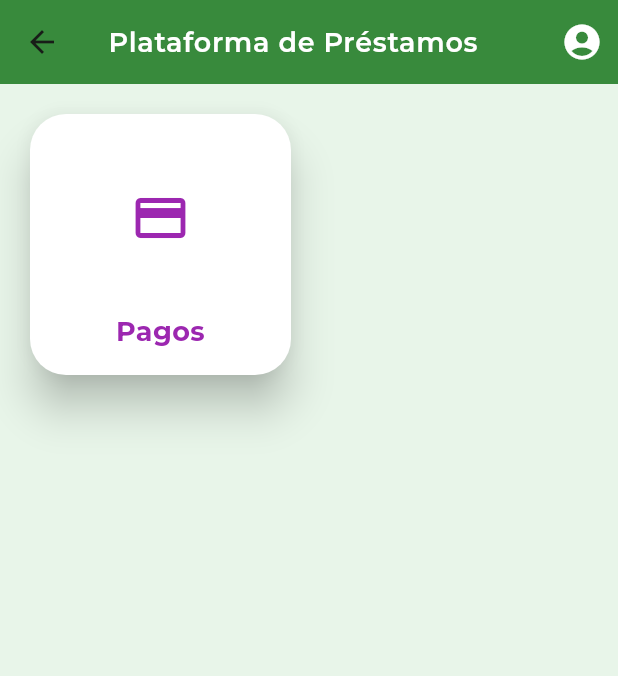
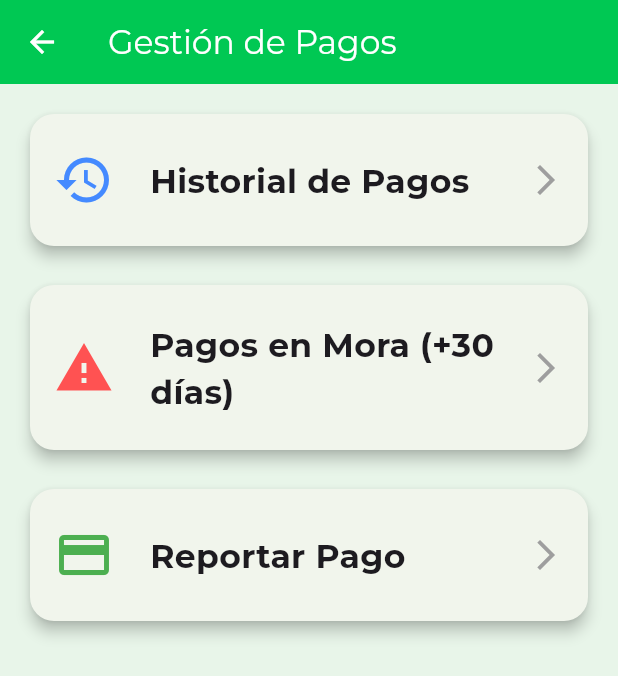
Before and after one commit to jhonatan1043/prestamos-fn, a Flutter app: the DashboardScreen screen opened by its route, after a tap on "Pagos", on a phone screen of 412 x 824 dp. Shown: the top 676 px of the screen. Run offline on Flutter 3.47's test engine with Material 3 defaults, Android fonts, the phone set to English and light mode, and no system bars; our stand-ins replace google_fonts, shared_preferences; accounts and stored records are empty.

Commit message:
registrar cambios del form de pagos

```diff
--- a/lib/features/home/presentation/dashboard_screen.dart
+++ b/lib/features/home/presentation/dashboard_screen.dart
@@ -56,7 +56,7 @@ class _DashboardScreenState extends State<DashboardScreen> {
               title: "Pagos",
               icon: Icons.payment,
               onTap: () {
-                // Acción para ver pagos
+                Navigator.pushNamed(context, '/pagos_dashboard');
               },
             ),
             _DashboardOption(
@@ -72,7 +72,7 @@ class _DashboardScreenState extends State<DashboardScreen> {
               title: "Pagos",
               icon: Icons.payment,
               onTap: () {
-                // Acción para ver pagos
+                Navigator.pushNamed(context, '/pagos_dashboard');
               },
             ),
           ];
--- /dev/null
+++ b/lib/features/pagos/data/pago_repository.dart
@@ -0,0 +1,50 @@
+import 'dart:convert';
+import '../../../core/network/api_service.dart';
+import 'pago_model.dart';
+
+class PagoRepository {
+  final ApiService apiService;
+  PagoRepository(this.apiService);
+
+  Future<List<PagoModel>> getAllPagos() async {
+    final response = await apiService.get('/pagos');
+    if (response.statusCode == 200) {
+      final List<dynamic> data = response.body.isNotEmpty ? jsonDecode(response.body) : [];
+      return data.map((e) => PagoModel.fromJson(e)).toList();
+    }
+    return [];
+  }
+
+  Future<PagoModel?> getPagoById(int id) async {
+    final response = await apiService.get('/pagos/$id');
+    if (response.statusCode == 200) {
+      final Map<String, dynamic> data = response.body.isNotEmpty ? jsonDecode(response.body) : {};
+      return PagoModel.fromJson(data);
+    }
+    return null;
+  }
+
+  Future<String?> reportarPago(PagoModel pago) async {
+    final response = await apiService.post('/pagos', pago.toJson());
+    if (response.statusCode == 201 || response.statusCode == 200) {
+      return null;
+    }
+    return response.body.isNotEmpty ? response.body : 'Error al reportar pago';
+  }
+
+  Future<String?> actualizarPago(int id, PagoModel pago) async {
+    final response = await apiService.put('/pagos/$id', pago.toJson());
+    if (response.statusCode == 200) {
+      return null;
+    }
+    return response.body.isNotEmpty ? response.body : 'Error al actualizar pago';
+  }
+
+  Future<String?> eliminarPago(int id) async {
+    final response = await apiService.delete('/pagos/$id');
+    if (response.statusCode == 200) {
+      return null;
+    }
+    return response.body.isNotEmpty ? response.body : 'Error al eliminar pago';
+  }
+}
--- /dev/null
+++ b/lib/features/pagos/presentation/pagos_dashboard_screen.dart
@@ -0,0 +1,87 @@
+import 'package:flutter/material.dart';
+
+class PagosDashboardScreen extends StatelessWidget {
+  const PagosDashboardScreen({Key? key}) : super(key: key);
+
+  @override
+  Widget build(BuildContext context) {
+    return Scaffold(
+      appBar: AppBar(
+        title: const Text('Gestión de Pagos'),
+        backgroundColor: const Color(0xFF00C853),
+        foregroundColor: Colors.white,
+      ),
+      body: Padding(
+        padding: const EdgeInsets.all(16.0),
+        child: Column(
+          crossAxisAlignment: CrossAxisAlignment.stretch,
+          children: [
+            _DashboardCard(
+              title: 'Historial de Pagos',
+              icon: Icons.history,
+              color: Colors.blueAccent,
+              onTap: () => Navigator.pushNamed(context, '/pagos_historial'),
+            ),
+            const SizedBox(height: 18),
+            _DashboardCard(
+              title: 'Pagos en Mora (+30 días)',
+              icon: Icons.warning,
+              color: Colors.redAccent,
+              onTap: () => Navigator.pushNamed(context, '/pagos_mora'),
+            ),
+            const SizedBox(height: 18),
+            _DashboardCard(
+              title: 'Reportar Pago',
+              icon: Icons.payment,
+              color: Colors.green,
+              onTap: () => Navigator.pushNamed(context, '/pagos_reportar'),
+            ),
+          ],
+        ),
+      ),
+    );
+  }
+}
+
+class _DashboardCard extends StatelessWidget {
+  final String title;
+  final IconData icon;
+  final Color color;
+  final VoidCallback onTap;
+
+  const _DashboardCard({
+    required this.title,
+    required this.icon,
+    required this.color,
+    required this.onTap,
+    Key? key,
+  }) : super(key: key);
+
+  @override
+  Widget build(BuildContext context) {
+    return Card(
+      elevation: 4,
+      shape: RoundedRectangleBorder(borderRadius: BorderRadius.circular(16)),
+      child: InkWell(
+        borderRadius: BorderRadius.circular(16),
+        onTap: onTap,
+        child: Padding(
+          padding: const EdgeInsets.symmetric(vertical: 24, horizontal: 16),
+          child: Row(
+            children: [
+              Icon(icon, size: 40, color: color),
+              const SizedBox(width: 24),
+              Expanded(
+                child: Text(
+                  title,
+                  style: const TextStyle(fontSize: 22, fontWeight: FontWeight.bold),
+                ),
+              ),
+              const Icon(Icons.arrow_forward_ios, color: Colors.grey),
+            ],
+          ),
+        ),
+      ),
+    );
+  }
+}
--- /dev/null
+++ b/lib/features/pagos/presentation/pagos_historial_screen.dart
@@ -0,0 +1,46 @@
+import 'package:flutter/material.dart';
+import '../data/pago_repository.dart';
+import '../data/pago_model.dart';
+import '../../../core/network/api_service.dart';
+
+class PagosHistorialScreen extends StatelessWidget {
+  const PagosHistorialScreen({Key? key}) : super(key: key);
+
+  @override
+  Widget build(BuildContext context) {
+    final repo = PagoRepository(ApiService(baseUrl: 'https://prestamos-bk.onrender.com'));
+    return Scaffold(
+      appBar: AppBar(
+        title: const Text('Historial de Pagos'),
+        backgroundColor: const Color(0xFF00C853),
+        foregroundColor: Colors.white,
+      ),
+      body: FutureBuilder<List<PagoModel>>(
+        future: repo.getAllPagos(),
+        builder: (context, snapshot) {
+          if (!snapshot.hasData) {
+            return const Center(child: CircularProgressIndicator());
+          }
+          final pagos = snapshot.data!;
+          if (pagos.isEmpty) {
+            return const Center(child: Text('No hay pagos registrados.'));
+          }
+          return ListView.builder(
+            itemCount: pagos.length,
+            itemBuilder: (context, index) {
+              final pago = pagos[index];
+              return Card(
+                margin: const EdgeInsets.symmetric(horizontal: 16, vertical: 8),
+                child: ListTile(
+                  leading: const Icon(Icons.check_circle, color: Colors.green),
+                  title: Text('Préstamo ID: ${pago.prestamoId}'),
+                  subtitle: Text('Fecha: ${pago.fecha.toLocal().toString().split(' ')[0]}\nMonto: ${pago.monto}'),
+                ),
+              );
+            },
+          );
+        },
+      ),
+    );
+  }
+}
--- a/lib/main.dart
+++ b/lib/main.dart
@@ -8,6 +8,10 @@ import 'features/clientes/presentation/cliente_list_screen.dart';
 import 'features/clientes/presentation/cliente_register_screen.dart';
 import 'features/prestamos/presentation/prestamo_list_screen.dart';
 import 'features/prestamos/presentation/prestamo_create_screen.dart';
+import 'features/pagos/presentation/pagos_dashboard_screen.dart';
+import 'features/pagos/presentation/pagos_historial_screen.dart';
+import 'features/pagos/presentation/pagos_mora_screen.dart';
+import 'features/pagos/presentation/pagos_reportar_screen.dart';
 import 'core/utils/session_manager.dart';
 import 'package:google_fonts/google_fonts.dart';
 
@@ -70,6 +74,11 @@ class PrestamosApp extends StatelessWidget {
         '/cliente_list': (context) => const ClienteListScreen(),
         '/cliente_register': (context) => const ClienteRegisterScreen(),
         '/cliente_edit': (context) => throw UnimplementedError('Use Navigator.push with arguments for ClienteEditScreen'),
+        // Pagos screens
+        '/pagos_dashboard': (context) => const PagosDashboardScreen(),
+        '/pagos_historial': (context) => const PagosHistorialScreen(),
+        '/pagos_mora': (context) => const PagosMoraScreen(),
+        '/pagos_reportar': (context) => const PagosReportarScreen(),
       },
     );
   }
```
Also changed, not shown: lib/features/pagos/data/pago_model.dart (added, +25 -0 lines), lib/features/pagos/presentation/pagos_mora_screen.dart (added, +50 -0 lines), lib/features/pagos/presentation/pagos_reportar_screen.dart (added, +134 -0 lines), lib/features/prestamos/presentation/prestamo_list_screen.dart (+27 -4 lines). Lines whose indentation alone changed are shown as unchanged.
